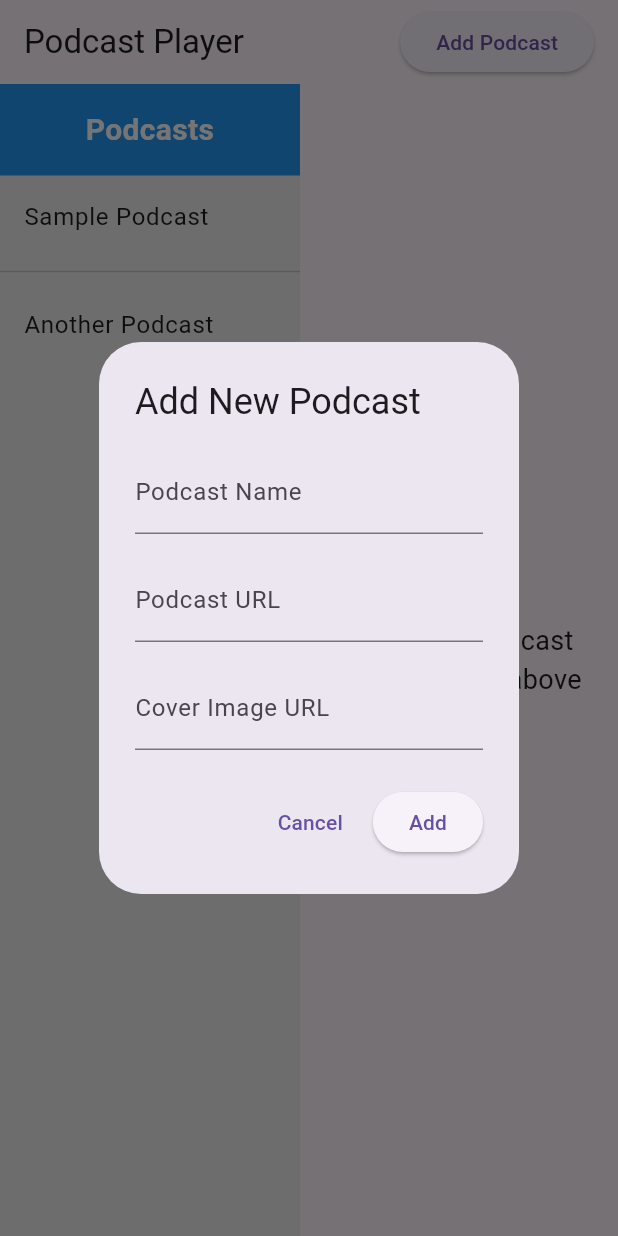
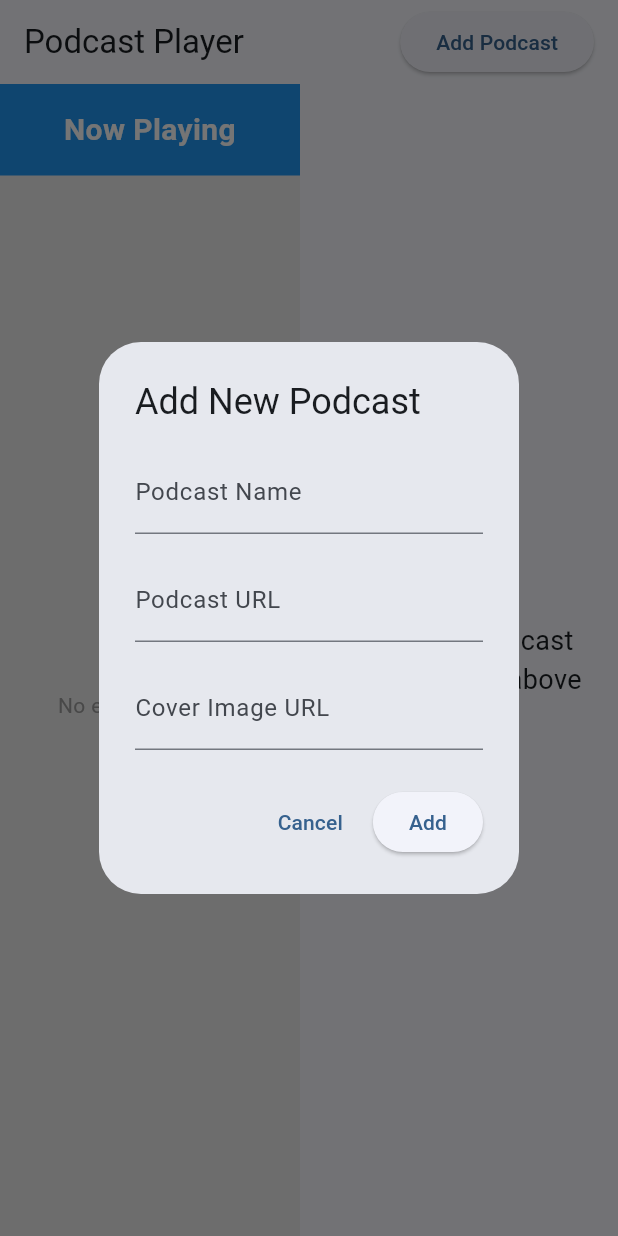
Before and after one commit to cesargoulart/podcast, a Flutter app: the screen it shows after launch, after a tap on "Add Podcast", on a phone screen of 412 x 824 dp. Run offline on Flutter 3.47's test engine with Material 3 defaults, Android fonts, the phone set to English and light mode, and no system bars; our stand-ins replace just_audio, just_audio_background; missing offline and left inert: audio_session; statements that could not run were skipped.

Commit message:
Add audio service integration and enhance episode model with equality and string representation

```diff
--- a/lib/main.dart
+++ b/lib/main.dart
@@ -1,22 +1,45 @@
 import 'package:flutter/material.dart';
 import 'package:provider/provider.dart';
+import 'package:just_audio_background/just_audio_background.dart';
 import 'screens/podcast_player_screen.dart';
 import 'models/podcast_player_model.dart';
+import 'dart:developer' as developer;
 
-void main() {
+Future<void> main() async {
+  // Ensure Flutter is initialized
+  WidgetsFlutterBinding.ensureInitialized();
+
+  try {
+    developer.log('Initializing audio background service...');
+    await JustAudioBackground.init(
+      androidNotificationChannelId: 'com.example.podcast.channel.audio',
+      androidNotificationChannelName: 'Podcast Audio',
+      androidNotificationOngoing: true,
+      androidShowNotificationBadge: true,
+      androidStopForegroundOnPause: true,
+    );
+    developer.log('Audio background service initialized successfully');
+  } catch (e, st) {
+    developer.log('Error initializing audio background service', error: e, stackTrace: st);
+  }
+
   runApp(const MyApp());
 }
 
 class MyApp extends StatelessWidget {
-  const MyApp({Key? key}) : super(key: key);
+  const MyApp({super.key});
 
   @override
   Widget build(BuildContext context) {
     return ChangeNotifierProvider(
-      create: (_) => PodcastPlayerModel(),
+      create: (context) => PodcastPlayerModel(),
       child: MaterialApp(
-        title: 'Podcast Player',
-        theme: ThemeData(primarySwatch: Colors.blue),
+        title: 'Podcast App',
+        debugShowCheckedModeBanner: false,
+        theme: ThemeData(
+          colorScheme: ColorScheme.fromSeed(seedColor: Colors.blue),
+          useMaterial3: true,
+        ),
         home: const PodcastPlayerScreen(),
       ),
     );
--- a/lib/models/episode.dart
+++ b/lib/models/episode.dart
@@ -1,3 +1,6 @@
+import 'package:flutter/foundation.dart';
+
+@immutable
 class Episode {
   final String title;
   final String description;
@@ -5,11 +8,33 @@ class Episode {
   final Duration duration;
   final DateTime publishDate;
 
-  Episode({
+  const Episode({
     required this.title,
     required this.description,
     required this.audioUrl,
     required this.duration,
     required this.publishDate,
   });
+
+  @override
+  String toString() {
+    return 'Episode{title: $title, audioUrl: $audioUrl, duration: $duration, publishDate: $publishDate}';
+  }
+
+  @override
+  bool operator ==(Object other) =>
+      identical(this, other) ||
+      other is Episode &&
+          runtimeType == other.runtimeType &&
+          title == other.title &&
+          audioUrl == other.audioUrl &&
+          duration == other.duration &&
+          publishDate == other.publishDate;
+
+  @override
+  int get hashCode =>
+      title.hashCode ^
+      audioUrl.hashCode ^
+      duration.hashCode ^
+      publishDate.hashCode;
 }
--- a/lib/models/podcast_player_model.dart
+++ b/lib/models/podcast_player_model.dart
@@ -1,7 +1,10 @@
 import 'package:flutter/material.dart';
 import 'package:just_audio/just_audio.dart';
+import 'package:just_audio_background/just_audio_background.dart';
 import 'package:http/http.dart' as http;
 import 'package:xml/xml.dart';
+import 'package:audio_session/audio_session.dart';
+import 'dart:developer' as developer;
 import 'podcast.dart';
 import 'episode.dart';
 
@@ -14,20 +17,54 @@ class PodcastPlayerModel extends ChangeNotifier {
   Duration _position = Duration.zero;
   String? _currentPodcast;
   bool _isLoading = false;
+  Episode? _currentEpisode;
 
   PodcastPlayerModel() {
-    _audioPlayer.durationStream.listen((d) {
-      _duration = d ?? Duration.zero;
+    _initAudioPlayer();
+  }
+
+  Future<void> _initAudioPlayer() async {
+    try {
+      // Configure the audio session
+      final session = await AudioSession.instance;
+      await session.configure(const AudioSessionConfiguration.music());
+
+      // Listen to audio player state changes
+      _audioPlayer.playerStateStream.listen((state) {
+        _isPlaying = state.playing;
+        developer.log('Player state changed: ${state.playing ? "playing" : "paused"}');
         notifyListeners();
       });
-    _audioPlayer.positionStream.listen((p) {
-      _position = p;
+
+      _audioPlayer.positionStream.listen((pos) {
+        _position = pos;
         notifyListeners();
       });
-    _audioPlayer.playerStateStream.listen((state) {
-      _isPlaying = state.playing;
+
+      _audioPlayer.durationStream.listen((dur) {
+        _duration = dur ?? Duration.zero;
         notifyListeners();
       });
+
+      _audioPlayer.processingStateStream.listen((state) {
+        developer.log('Processing state: $state');
+        if (state == ProcessingState.completed) {
+          _position = Duration.zero;
+          _isPlaying = false;
+          notifyListeners();
+        }
+      });
+
+      // Listen for errors
+      _audioPlayer.playbackEventStream.listen(
+        (event) {},
+        onError: (Object e, StackTrace st) {
+          developer.log('A stream error occurred: $e', error: e, stackTrace: st);
+        },
+      );
+    } catch (e, st) {
+      developer.log('Error initializing audio player: $e', error: e, stackTrace: st);
+    }
   }
 
   bool get isPlaying => _isPlaying;
@@ -37,6 +74,7 @@ class PodcastPlayerModel extends ChangeNotifier {
   List<Podcast> get podcasts => List.unmodifiable(_podcasts);
   List<Episode>? get currentEpisodes => _currentEpisodes;
   bool get isLoading => _isLoading;
+  Episode? get currentEpisode => _currentEpisode;
 
   void clearEpisodes() {
     _currentEpisodes = null;
@@ -62,11 +100,14 @@ class PodcastPlayerModel extends ChangeNotifier {
         _currentEpisodes = items.map((item) {
           final enclosure = item.findElements('enclosure').firstOrNull;
           final duration = item.findElements('itunes:duration').firstOrNull?.text ?? '0:00';
+          final audioUrl = enclosure?.getAttribute('url') ?? '';
+
+          developer.log('Found episode with audio URL: $audioUrl');
 
           return Episode(
             title: item.findElements('title').firstOrNull?.text ?? 'Untitled Episode',
             description: item.findElements('description').firstOrNull?.text ?? 'No description available',
-            audioUrl: enclosure?.getAttribute('url') ?? '',
+            audioUrl: audioUrl,
             duration: _parseDuration(duration),
             publishDate: DateTime.tryParse(
               item.findElements('pubDate').firstOrNull?.text ?? DateTime.now().toIso8601String()
@@ -74,14 +115,13 @@ class PodcastPlayerModel extends ChangeNotifier {
           );
         }).toList();
 
-        // Sort episodes by publish date (newest first)
         _currentEpisodes!.sort((a, b) => b.publishDate.compareTo(a.publishDate));
       } else {
-        debugPrint('Failed to load podcast feed: ${response.statusCode}');
+        developer.log('Failed to load podcast feed: ${response.statusCode}');
         _currentEpisodes = [];
       }
-    } catch (e) {
-      debugPrint('Error loading podcast feed: $e');
+    } catch (e, st) {
+      developer.log('Error loading podcast feed: $e', error: e, stackTrace: st);
       _currentEpisodes = [];
     }
 
@@ -89,9 +129,119 @@ class PodcastPlayerModel extends ChangeNotifier {
     notifyListeners();
   }
 
+  Future<void> playEpisode(Episode episode) async {
+    try {
+      developer.log('Starting playback of episode: ${episode.title}');
+      developer.log('Audio URL: ${episode.audioUrl}');
+
+      if (episode.audioUrl.isEmpty) {
+        developer.log('Error: Empty audio URL');
+        return;
+      }
+
+      // Validate URL
+      final uri = Uri.parse(episode.audioUrl);
+      if (!uri.isAbsolute) {
+        developer.log('Error: Invalid audio URL - not absolute');
+        return;
+      }
+
+      _currentEpisode = episode;
+      _currentPodcast = episode.title;
+
+      await _audioPlayer.stop();
+
+      // Configure audio session before playing
+      final session = await AudioSession.instance;
+      await session.configure(const AudioSessionConfiguration.music());
+
+      developer.log('Setting audio source...');
+      // Set the audio source and prepare it
+      final duration = await _audioPlayer.setAudioSource(
+        AudioSource.uri(
+          uri,
+          tag: MediaItem(
+            id: episode.audioUrl,
+            album: _currentPodcast ?? 'Unknown Podcast',
+            title: episode.title,
+            artUri: null,
+          ),
+        ),
+      );
+
+      if (duration != null) {
+        _duration = duration;
+        developer.log('Audio duration: ${duration.inSeconds} seconds');
+      }
+
+      developer.log('Starting playback...');
+      // Start playback
+      await _audioPlayer.play();
+      _isPlaying = true;
+      notifyListeners();
+
+      developer.log('Playback started successfully');
+    } catch (e, st) {
+      developer.log('Error playing episode: $e', error: e, stackTrace: st);
+      // Reset state on error
+      _currentEpisode = null;
+      _currentPodcast = null;
+      _isPlaying = false;
+      notifyListeners();
+
+      // Show error to user
+      debugPrint('Failed to play episode: $e');
+    }
+  }
+
+  Future<void> togglePlayPause() async {
+    try {
+      if (_currentEpisode == null) return;
+
+      if (_isPlaying) {
+        await _audioPlayer.pause();
+      } else {
+        await _audioPlayer.play();
+      }
+    } catch (e, st) {
+      developer.log('Error toggling play/pause: $e', error: e, stackTrace: st);
+    }
+  }
+
+  Future<void> seek(double seconds) async {
+    try {
+      await _audioPlayer.seek(Duration(seconds: seconds.toInt()));
+    } catch (e, st) {
+      developer.log('Error seeking: $e', error: e, stackTrace: st);
+    }
+  }
+
+  Future<void> forward() async {
+    try {
+      final newPosition = _position + const Duration(seconds: 10);
+      if (newPosition <= _duration) {
+        await _audioPlayer.seek(newPosition);
+      }
+    } catch (e, st) {
+      developer.log('Error forwarding: $e', error: e, stackTrace: st);
+    }
+  }
+
+  Future<void> rewind() async {
+    try {
+      final newPosition = _position - const Duration(seconds: 10);
+      if (newPosition >= Duration.zero) {
+        await _audioPlayer.seek(newPosition);
+      } else {
+        await _audioPlayer.seek(Duration.zero);
+      }
+    } catch (e, st) {
+      developer.log('Error rewinding: $e', error: e, stackTrace: st);
+    }
+  }
+
   Duration _parseDuration(String duration) {
     try {
-      // Handle different duration formats
       if (duration.contains(':')) {
         final parts = duration.split(':').map(int.parse).toList();
         if (parts.length == 3) {
@@ -102,50 +252,10 @@ class PodcastPlayerModel extends ChangeNotifier {
       } else {
         return Duration(seconds: int.tryParse(duration) ?? 0);
       }
-    } catch (e) {
-      debugPrint('Error parsing duration: $e');
+    } catch (e, st) {
+      developer.log('Error parsing duration: $e', error: e, stackTrace: st);
     }
     return Duration.zero;
-  }
-
-  Future<void> loadPodcast(String url, String title) async {
-    try {
-      await _audioPlayer.setUrl(url);
-      _currentPodcast = title;
-      notifyListeners();
-    } catch (e) {
-      debugPrint("Error loading podcast: $e");
-    }
-  }
-
-  Future<void> playEpisode(Episode episode) async {
-    try {
-      await _audioPlayer.setUrl(episode.audioUrl);
-      _currentPodcast = episode.title;
-      _audioPlayer.play();
-    } catch (e) {
-      debugPrint('Error playing episode: $e');
-    }
-  }
-
-  void togglePlayPause() {
-    if (_isPlaying) {
-      _audioPlayer.pause();
-    } else {
-      _audioPlayer.play();
-    }
-  }
-
-  void seek(double seconds) {
-    _audioPlayer.seek(Duration(seconds: seconds.toInt()));
-  }
-
-  void forward() {
-    _audioPlayer.seek(position + const Duration(seconds: 10));
-  }
-
-  void rewind() {
-    _audioPlayer.seek(position - const Duration(seconds: 10));
   }
 
   @override
--- a/lib/screens/podcast_player_screen.dart
+++ b/lib/screens/podcast_player_screen.dart
@@ -5,6 +5,8 @@ import '../widgets/podcast_tab.dart';
 import '../widgets/add_podcast_dialog.dart';
 import '../widgets/podcast_grid.dart';
 import '../widgets/episode_list.dart';
+import '../widgets/audio_player_widget.dart';
+import 'dart:developer' as developer;
 
 class PodcastPlayerScreen extends StatelessWidget {
   const PodcastPlayerScreen({Key? key}) : super(key: key);
@@ -22,7 +24,7 @@ class PodcastPlayerScreen extends StatelessWidget {
                 )
               : null,
           actions: [
-            if (model.currentEpisodes == null) // Only show Add Podcast button in grid view
+            if (model.currentEpisodes == null)
               Padding(
                 padding: const EdgeInsets.only(right: 16.0),
                 child: ElevatedButton(
@@ -45,7 +47,13 @@ class PodcastPlayerScreen extends StatelessWidget {
               ),
           ],
         ),
-        body: Row(
+        body: SafeArea(
+          child: Stack(
+            children: [
+              Column(
+                children: [
+                  Expanded(
+                    child: Row(
                       children: [
                         const PodcastTab(),
                         Expanded(
@@ -56,7 +64,10 @@ class PodcastPlayerScreen extends StatelessWidget {
                               : model.currentEpisodes != null
                                   ? EpisodeList(
                                       episodes: model.currentEpisodes!,
-                          onEpisodeSelected: model.playEpisode,
+                                      onEpisodeSelected: (episode) {
+                                        developer.log('Episode selected: ${episode.title}');
+                                        model.playEpisode(episode);
+                                      },
                                     )
                                   : model.podcasts.isEmpty
                                       ? const Center(
@@ -75,6 +86,22 @@ class PodcastPlayerScreen extends StatelessWidget {
                       ],
                     ),
                   ),
+                  // Add padding at the bottom to account for the audio player
+                  if (model.currentEpisode != null)
+                    const SizedBox(height: 100),
+                ],
+              ),
+              // Position the audio player at the bottom
+              Positioned(
+                left: 0,
+                right: 0,
+                bottom: 0,
+                child: AudioPlayerWidget(),
+              ),
+            ],
+          ),
+        ),
+      ),
     );
   }
 }
--- /dev/null
+++ b/lib/widgets/audio_player_widget.dart
@@ -0,0 +1,114 @@
+import 'package:flutter/material.dart';
+import 'package:provider/provider.dart';
+import '../models/podcast_player_model.dart';
+import 'dart:developer' as developer;
+
+class AudioPlayerWidget extends StatelessWidget {
+  const AudioPlayerWidget({Key? key}) : super(key: key);
+
+  String _formatDuration(Duration duration) {
+    String twoDigits(int n) => n.toString().padLeft(2, '0');
+    String hours = duration.inHours > 0 ? '${duration.inHours}:' : '';
+    String minutes = twoDigits(duration.inMinutes.remainder(60));
+    String seconds = twoDigits(duration.inSeconds.remainder(60));
+    return '$hours$minutes:$seconds';
+  }
+
+  @override
+  Widget build(BuildContext context) {
+    return Consumer<PodcastPlayerModel>(
+      builder: (context, model, child) {
+        if (model.currentEpisode == null) {
+          return const SizedBox.shrink();
+        }
+
+        developer.log('Building audio player widget with episode: ${model.currentEpisode?.title}');
+
+        return Container(
+          height: 100,
+          decoration: BoxDecoration(
+            color: Theme.of(context).primaryColor.withOpacity(0.1),
+            border: Border(
+              top: BorderSide(
+                color: Theme.of(context).dividerColor,
+              ),
+            ),
+          ),
+          child: SafeArea(
+            child: Padding(
+              padding: const EdgeInsets.symmetric(horizontal: 16.0),
+              child: Row(
+                children: [
+                  // Title and progress
+                  Expanded(
+                    child: Column(
+                      mainAxisAlignment: MainAxisAlignment.center,
+                      crossAxisAlignment: CrossAxisAlignment.start,
+                      children: [
+                        Text(
+                          model.currentEpisode?.title ?? '',
+                          style: const TextStyle(
+                            fontWeight: FontWeight.bold,
+                            fontSize: 16,
+                          ),
+                          maxLines: 1,
+                          overflow: TextOverflow.ellipsis,
+                        ),
+                        const SizedBox(height: 8),
+                        Row(
+                          children: [
+                            Text(_formatDuration(model.position)),
+                            Expanded(
+                              child: Slider(
+                                value: model.position.inSeconds.toDouble(),
+                                max: model.duration.inSeconds.toDouble(),
+                                onChanged: (value) {
+                                  model.seek(value);
+                                },
+                              ),
+                            ),
+                            Text(_formatDuration(model.duration)),
+                          ],
+                        ),
+                      ],
+                    ),
+                  ),
+                  // Playback controls
+                  Row(
+                    mainAxisSize: MainAxisSize.min,
+                    children: [
+                      IconButton(
+                        icon: const Icon(Icons.replay_10),
+                        onPressed: () {
+                          developer.log('Rewind button pressed');
+                          model.rewind();
+                        },
+                      ),
+                      IconButton(
+                        iconSize: 48,
+                        icon: Icon(
+                          model.isPlaying ? Icons.pause_circle_filled : Icons.play_circle_filled,
+                        ),
+                        onPressed: () {
+                          developer.log('Play/Pause button pressed');
+                          model.togglePlayPause();
+                        },
+                      ),
+                      IconButton(
+                        icon: const Icon(Icons.forward_10),
+                        onPressed: () {
+                          developer.log('Forward button pressed');
+                          model.forward();
+                        },
+                      ),
+                    ],
+                  ),
+                ],
+              ),
+            ),
+          ),
+        );
+      },
+    );
+  }
+}
--- a/lib/widgets/podcast_tab.dart
+++ b/lib/widgets/podcast_tab.dart
@@ -1,14 +1,13 @@
 import 'package:flutter/material.dart';
 import 'package:provider/provider.dart';
 import '../models/podcast_player_model.dart';
+import '../models/episode.dart';
 
 class PodcastTab extends StatelessWidget {
   const PodcastTab({Key? key}) : super(key: key);
 
   @override
   Widget build(BuildContext context) {
-    final playerModel = Provider.of<PodcastPlayerModel>(context);
-
     return Container(
       width: 200,
       color: Colors.grey[200],
@@ -19,29 +18,57 @@ class PodcastTab extends StatelessWidget {
             padding: const EdgeInsets.all(16),
             color: Colors.blue,
             child: const Text(
-              "Podcasts",
-              style: TextStyle(color: Colors.white, fontSize: 20, fontWeight: FontWeight.bold),
+              "Now Playing",
+              style: TextStyle(
+                color: Colors.white,
+                fontSize: 20,
+                fontWeight: FontWeight.bold
+              ),
               textAlign: TextAlign.center,
             ),
           ),
-          ListTile(
-            title: const Text("Sample Podcast"),
-            onTap: () {
-              playerModel.loadPodcast(
-                "https://example.com/sample_podcast.mp3",
-                "Sample Podcast",
-              );
-            },
-          ),
-          const Divider(),
-          ListTile(
-            title: const Text("Another Podcast"),
-            onTap: () {
-              playerModel.loadPodcast(
-                "https://example.com/another_podcast.mp3",
-                "Another Podcast",
-              );
-            },
+          Expanded(
+            child: Consumer<PodcastPlayerModel>(
+              builder: (context, model, child) {
+                final currentEpisode = model.currentEpisode;
+                if (currentEpisode == null) {
+                  return const Center(
+                    child: Text(
+                      "No episode playing",
+                      style: TextStyle(color: Colors.grey),
+                    ),
+                  );
+                }
+
+                return Padding(
+                  padding: const EdgeInsets.all(16.0),
+                  child: Column(
+                    crossAxisAlignment: CrossAxisAlignment.start,
+                    children: [
+                      Text(
+                        currentEpisode.title,
+                        style: const TextStyle(
+                          fontWeight: FontWeight.bold,
+                          fontSize: 16,
+                        ),
+                        maxLines: 2,
+                        overflow: TextOverflow.ellipsis,
+                      ),
+                      const SizedBox(height: 8),
+                      Text(
+                        currentEpisode.description,
+                        style: TextStyle(
+                          color: Colors.grey[600],
+                          fontSize: 14,
+                        ),
+                        maxLines: 3,
+                        overflow: TextOverflow.ellipsis,
+                      ),
+                    ],
+                  ),
+                );
+              },
+            ),
           ),
         ],
       ),
```
Also changed, not shown: pubspec.yaml (+9 -76 lines), pubspec.lock, 1 other file. Lines whose indentation alone changed are shown as unchanged.
